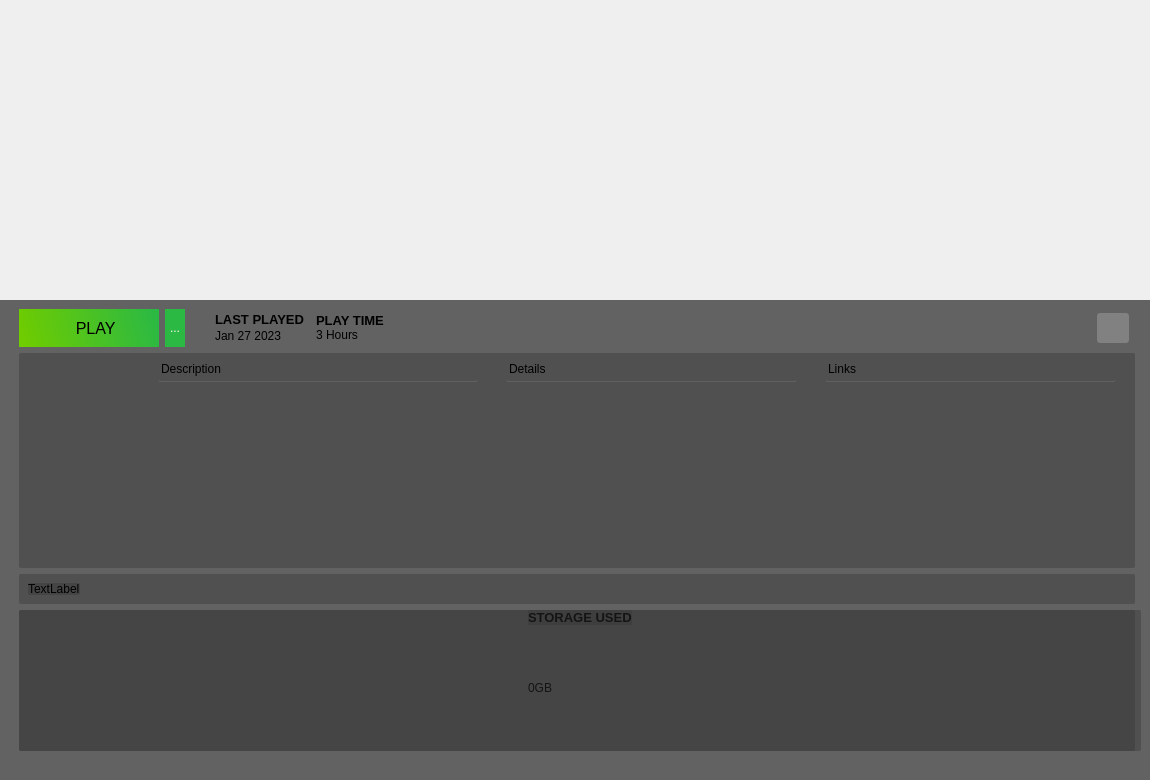
Old version of the form atlas/ui/widgets/games/GameWidget.ui in the repository KJNeko/Atlas.
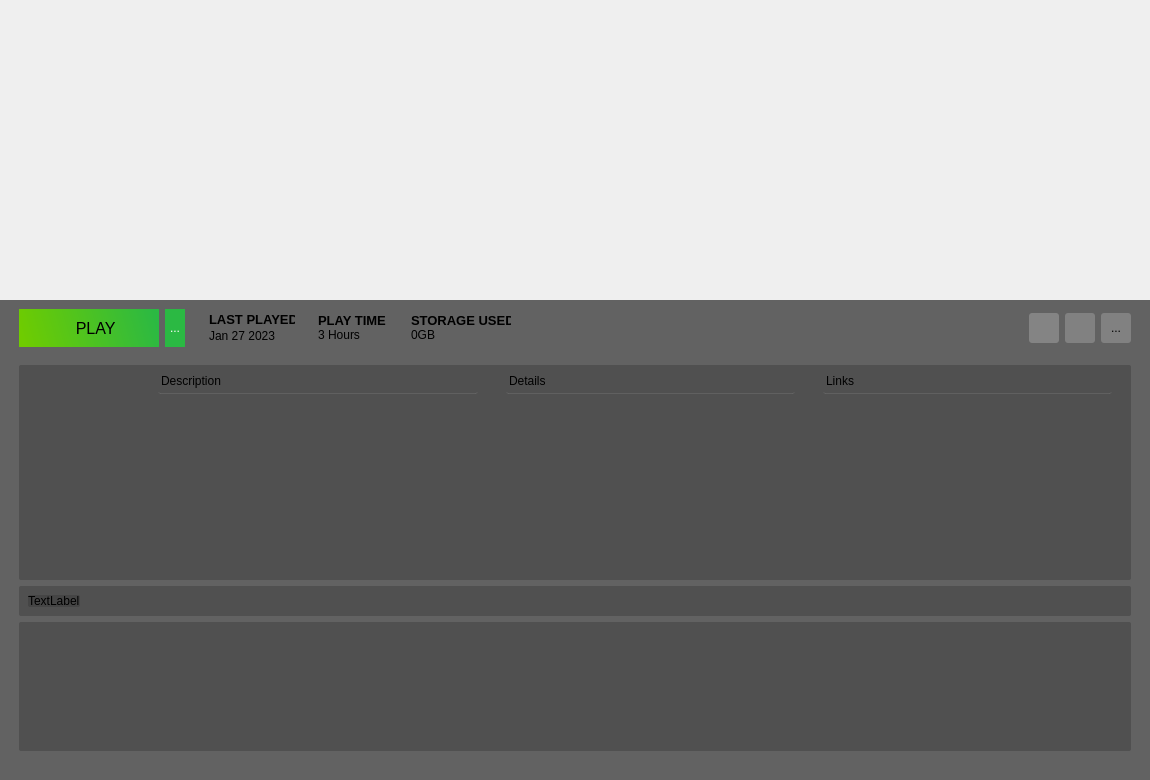
New version of the form. Icons and pictures are not drawn.

```diff
--- a/atlas/ui/widgets/games/GameWidget.ui
+++ b/atlas/ui/widgets/games/GameWidget.ui
@@ -92,8 +92,8 @@
 border:none;</string>
         </property>
         <layout class="QGridLayout" name="gridLayout_12">
-         <item row="0" column="0">
-          <spacer name="horizontalSpacer_15">
+         <item row="0" column="13">
+          <spacer name="horizontalSpacer_17">
            <property name="orientation">
             <enum>Qt::Horizontal</enum>
            </property>
@@ -108,29 +108,22 @@
            </property>
           </spacer>
          </item>
-         <item row="4" column="1" colspan="13">
-          <widget class="QListView" name="previewList">
+         <item row="0" column="8">
+          <widget class="QWidget" name="StorageUsed" native="true">
+           <property name="sizePolicy">
+            <sizepolicy hsizetype="Fixed" vsizetype="Fixed">
+             <horstretch>0</horstretch>
+             <verstretch>0</verstretch>
+            </sizepolicy>
+           </property>
+           <property name="minimumSize">
+            <size>
+             <width>100</width>
+             <height>0</height>
+            </size>
+           </property>
            <property name="styleSheet">
-            <string notr="true">background-color: rgba(50,50, 50, 100);
-border-radius: 2px;</string>
-           </property>
-           <property name="flow">
-            <enum>QListView::LeftToRight</enum>
-           </property>
-           <property name="isWrapping" stdset="0">
-            <bool>true</bool>
-           </property>
-           <property name="resizeMode">
-            <enum>QListView::Adjust</enum>
-           </property>
-           <property name="viewMode">
-            <enum>QListView::ListMode</enum>
-           </property>
-           <property name="uniformItemSizes">
-            <bool>true</bool>
-           </property>
-           <property name="itemAlignment">
-            <set>Qt::AlignCenter</set>
+            <string notr="true">background:none;</string>
            </property>
            <layout class="QGridLayout" name="gridLayout_4">
             <property name="leftMargin">
@@ -192,7 +185,97 @@
            </layout>
           </widget>
          </item>
-         <item row="0" column="5">
+         <item row="0" column="10">
+          <widget class="QPushButton" name="btnManageRecord">
+           <property name="minimumSize">
+            <size>
+             <width>30</width>
+             <height>30</height>
+            </size>
+           </property>
+           <property name="maximumSize">
+            <size>
+             <width>30</width>
+             <height>30</height>
+            </size>
+           </property>
+           <property name="styleSheet">
+            <string notr="true">background: rgba( 255, 255, 255, 55);
+             border-radius:3px;
+            </string>
+           </property>
+           <property name="text">
+            <string/>
+           </property>
+           <property name="icon">
+            <iconset resource="../../resources.qrc">
+             <normaloff>:/images/assets/settings.svg</normaloff>:/images/assets/settings.svg
+            </iconset>
+           </property>
+           <property name="iconSize">
+            <size>
+             <width>20</width>
+             <height>20</height>
+            </size>
+           </property>
+          </widget>
+         </item>
+         <item row="0" column="0">
+          <spacer name="horizontalSpacer_15">
+           <property name="orientation">
+            <enum>Qt::Horizontal</enum>
+           </property>
+           <property name="sizeType">
+            <enum>QSizePolicy::Fixed</enum>
+           </property>
+           <property name="sizeHint" stdset="0">
+            <size>
+             <width>10</width>
+             <height>20</height>
+            </size>
+           </property>
+          </spacer>
+         </item>
+         <item row="0" column="12">
+          <widget class="QToolButton" name="btnFavorite">
+           <property name="minimumSize">
+            <size>
+             <width>30</width>
+             <height>30</height>
+            </size>
+           </property>
+           <property name="styleSheet">
+            <string notr="true">background: rgba( 255, 255, 255, 50 );
+             border-radius:3px;
+            </string>
+           </property>
+           <property name="text">
+            <string>...</string>
+           </property>
+           <property name="icon">
+            <iconset resource="../../resources.qrc">
+             <normaloff>:/images/assets/rating_icon.svg</normaloff>:/images/assets/rating_icon.svg
+            </iconset>
+           </property>
+          </widget>
+         </item>
+         <item row="1" column="1">
+          <spacer name="verticalSpacer_8">
+           <property name="orientation">
+            <enum>Qt::Vertical</enum>
+           </property>
+           <property name="sizeType">
+            <enum>QSizePolicy::Fixed</enum>
+           </property>
+           <property name="sizeHint" stdset="0">
+            <size>
+             <width>20</width>
+             <height>12</height>
+            </size>
+           </property>
+          </spacer>
+         </item>
+         <item row="0" column="4">
           <widget class="QWidget" name="LastPlayed" native="true">
            <property name="sizePolicy">
             <sizepolicy hsizetype="Fixed" vsizetype="Fixed">
@@ -298,12 +381,6 @@
                 <height>0</height>
                </size>
               </property>
-              <property name="maximumSize">
-               <size>
-                <width>100</width>
-                <height>16777215</height>
-               </size>
-              </property>
               <property name="styleSheet">
                <string notr="true">background-color:none;</string>
               </property>
```
Left out of the diff: 17 changed lines with no effect on the pictures.
